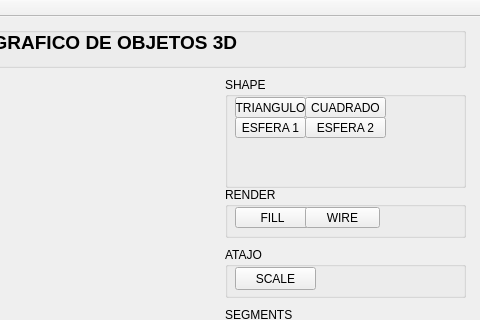
Qt form ProyectoVisualizacion3D/ProyectoVisualizacion3D.ui (katriel18/ProyectoVisualizacion3D) before a commit; both pictures show x 365 to 845 and y 0 to 320 of the 845 by 572 pixel window.
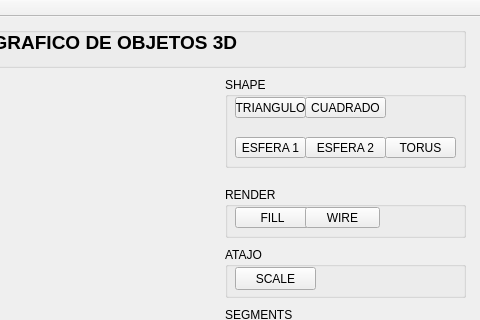
The same form after that commit.

The edit to the form file:
```diff
--- a/ProyectoVisualizacion3D/ProyectoVisualizacion3D.ui
+++ b/ProyectoVisualizacion3D/ProyectoVisualizacion3D.ui
@@ -31,7 +31,7 @@
       <x>590</x>
       <y>60</y>
       <width>241</width>
-      <height>111</height>
+      <height>91</height>
      </rect>
     </property>
     <property name="title">
@@ -67,7 +67,7 @@
      <property name="geometry">
       <rect>
        <x>10</x>
-       <y>40</y>
+       <y>60</y>
        <width>71</width>
        <height>21</height>
       </rect>
@@ -80,7 +80,7 @@
      <property name="geometry">
       <rect>
        <x>80</x>
-       <y>40</y>
+       <y>60</y>
        <width>81</width>
        <height>21</height>
       </rect>
@@ -89,6 +89,19 @@
       <string>ESFERA 2</string>
      </property>
     </widget>
+    <widget class="QPushButton" name="pushButton_8">
+     <property name="geometry">
+      <rect>
+       <x>160</x>
+       <y>60</y>
+       <width>71</width>
+       <height>21</height>
+      </rect>
+     </property>
+     <property name="text">
+      <string>TORUS</string>
+     </property>
+    </widget>
    </widget>
    <widget class="QGroupBox" name="groupBox_2">
     <property name="geometry">
```
